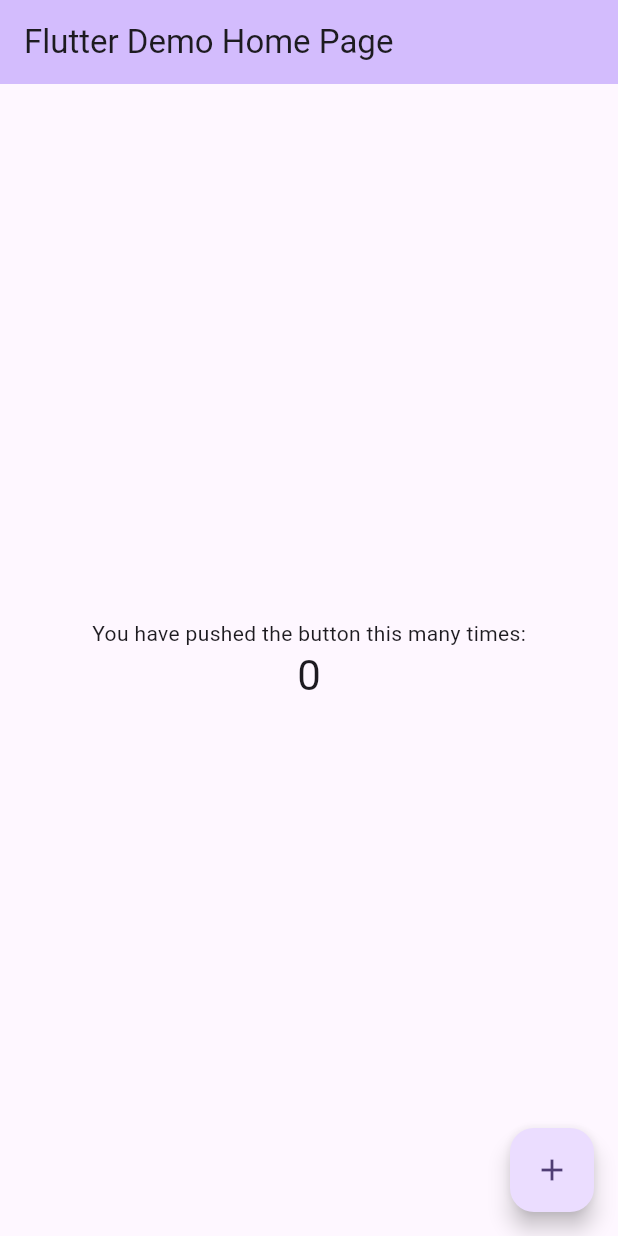
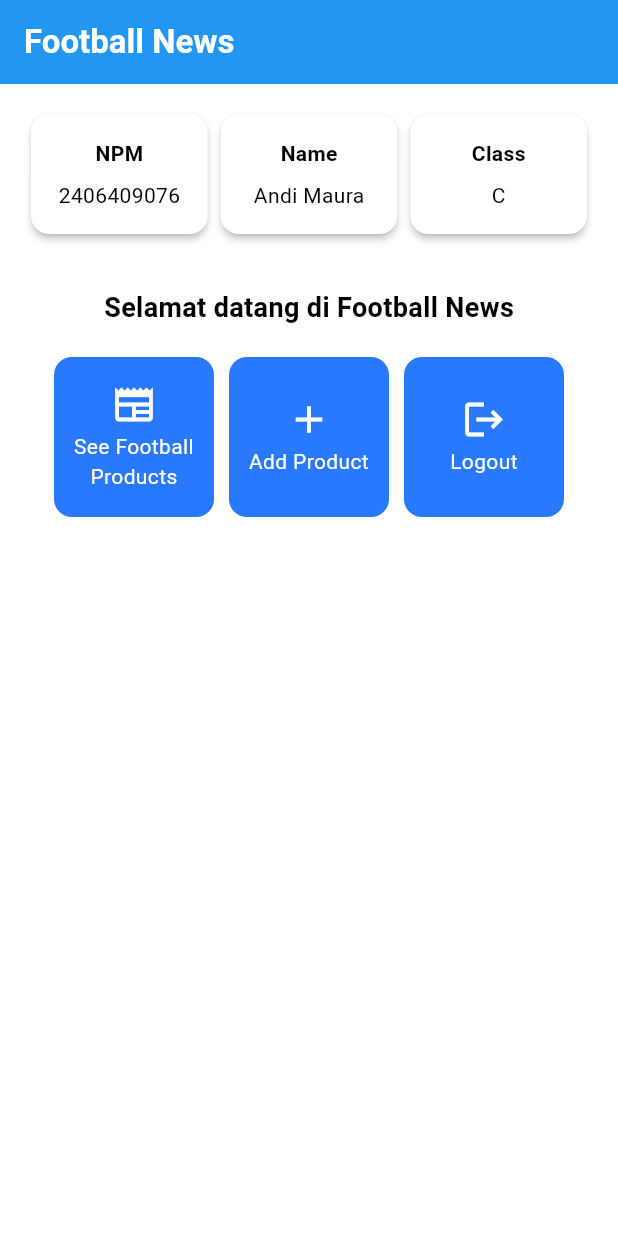
Before and after one commit to andimaaura/wonderwall-kicks-mobile, a Flutter app: the screen it shows after launch, on a phone screen of 412 x 824 dp. Run offline on Flutter 3.47's test engine with Material 3 defaults, Android fonts, the light colour scheme and no system bars.

Commit message:
On progress: Tugas 6

```diff
--- a/lib/main.dart
+++ b/lib/main.dart
@@ -1,4 +1,5 @@
 import 'package:flutter/material.dart';
+import 'package:wonderwall_kicks_mobile/menu.dart';
 
 void main() {
   runApp(const MyApp());
@@ -28,95 +29,10 @@
         //
         // This works for code too, not just values: Most code changes can be
         // tested with just a hot reload.
-        colorScheme: ColorScheme.fromSeed(seedColor: Colors.deepPurple),
+         colorScheme: ColorScheme.fromSwatch(primarySwatch: Colors.blue)
+         .copyWith(secondary: Colors.blueAccent[400]),
       ),
-      home: const MyHomePage(title: 'Flutter Demo Home Page'),
+      home: MyHomePage(),
     );
   }
 }
-
-class MyHomePage extends StatefulWidget {
-  const MyHomePage({super.key, required this.title});
-
-  // This widget is the home page of your application. It is stateful, meaning
-  // that it has a State object (defined below) that contains fields that affect
-  // how it looks.
-
-  // This class is the configuration for the state. It holds the values (in this
-  // case the title) provided by the parent (in this case the App widget) and
-  // used by the build method of the State. Fields in a Widget subclass are
-  // always marked "final".
-
-  final String title;
-
-  @override
-  State<MyHomePage> createState() => _MyHomePageState();
-}
-
-class _MyHomePageState extends State<MyHomePage> {
-  int _counter = 0;
-
-  void _incrementCounter() {
-    setState(() {
-      // This call to setState tells the Flutter framework that something has
-      // changed in this State, which causes it to rerun the build method below
-      // so that the display can reflect the updated values. If we changed
-      // _counter without calling setState(), then the build method would not be
-      // called again, and so nothing would appear to happen.
-      _counter++;
-    });
-  }
-
-  @override
-  Widget build(BuildContext context) {
-    // This method is rerun every time setState is called, for instance as done
-    // by the _incrementCounter method above.
-    //
-    // The Flutter framework has been optimized to make rerunning build methods
-    // fast, so that you can just rebuild anything that needs updating rather
-    // than having to individually change instances of widgets.
-    return Scaffold(
-      appBar: AppBar(
-        // TRY THIS: Try changing the color here to a specific color (to
-        // Colors.amber, perhaps?) and trigger a hot reload to see the AppBar
-        // change color while the other colors stay the same.
-        backgroundColor: Theme.of(context).colorScheme.inversePrimary,
-        // Here we take the value from the MyHomePage object that was created by
-        // the App.build method, and use it to set our appbar title.
-        title: Text(widget.title),
-      ),
-      body: Center(
-        // Center is a layout widget. It takes a single child and positions it
-        // in the middle of the parent.
-        child: Column(
-          // Column is also a layout widget. It takes a list of children and
-          // arranges them vertically. By default, it sizes itself to fit its
-          // children horizontally, and tries to be as tall as its parent.
-          //
-          // Column has various properties to control how it sizes itself and
-          // how it positions its children. Here we use mainAxisAlignment to
-          // center the children vertically; the main axis here is the vertical
-          // axis because Columns are vertical (the cross axis would be
-          // horizontal).
-          //
-          // TRY THIS: Invoke "debug painting" (choose the "Toggle Debug Paint"
-          // action in the IDE, or press "p" in the console), to see the
-          // wireframe for each widget.
-          mainAxisAlignment: MainAxisAlignment.center,
-          children: <Widget>[
-            const Text('You have pushed the button this many times:'),
-            Text(
-              '$_counter',
-              style: Theme.of(context).textTheme.headlineMedium,
-            ),
-          ],
-        ),
-      ),
-      floatingActionButton: FloatingActionButton(
-        onPressed: _incrementCounter,
-        tooltip: 'Increment',
-        child: const Icon(Icons.add),
-      ), // This trailing comma makes auto-formatting nicer for build methods.
-    );
-  }
-}
--- /dev/null
+++ b/lib/menu.dart
@@ -0,0 +1,164 @@
+import 'package:flutter/material.dart';
+
+class MyHomePage extends StatelessWidget {
+  const MyHomePage({super.key});
+
+  // Data identitas
+  final String nama = "Andi Maura"; // nama
+  final String npm = "2406409076"; // npm
+  final String kelas = "C"; // kelas
+
+  // Daftar item menu
+  final List<ItemHomepage> items = const [
+    ItemHomepage("See Football Products", Icons.newspaper),
+    ItemHomepage("Add Product", Icons.add),
+    ItemHomepage("Logout", Icons.logout),
+  ];
+
+  @override
+  Widget build(BuildContext context) {
+    return Scaffold(
+      appBar: AppBar(
+        title: const Text(
+          'Football News',
+          style: TextStyle(
+            color: Colors.white,
+            fontWeight: FontWeight.bold,
+          ),
+        ),
+        backgroundColor: Theme.of(context).colorScheme.primary,
+      ),
+      body: Padding(
+        padding: const EdgeInsets.all(16.0),
+        child: Column(
+          crossAxisAlignment: CrossAxisAlignment.center,
+          children: [
+            // Baris InfoCard
+            Row(
+              mainAxisAlignment: MainAxisAlignment.spaceEvenly,
+              children: [
+                InfoCard(title: 'NPM', content: npm),
+                InfoCard(title: 'Name', content: nama),
+                InfoCard(title: 'Class', content: kelas),
+              ],
+            ),
+
+            const SizedBox(height: 16.0),
+
+            Center(
+              child: Column(
+                children: [
+                  const Padding(
+                    padding: EdgeInsets.only(top: 16.0),
+                    child: Text(
+                      'Selamat datang di Football News',
+                      style: TextStyle(
+                        fontWeight: FontWeight.bold,
+                        fontSize: 18.0,
+                      ),
+                    ),
+                  ),
+
+                  // Grid menu
+                  GridView.count(
+                    primary: false, // hindari konflik scroll dalam Column
+                    padding: const EdgeInsets.all(20),
+                    crossAxisSpacing: 10,
+                    mainAxisSpacing: 10,
+                    crossAxisCount: 3,
+                    shrinkWrap: true,
+                    children: items.map((ItemHomepage item) {
+                      return ItemCard(item);
+                    }).toList(),
+                  ),
+                ],
+              ),
+            ),
+          ],
+        ),
+      ),
+    );
+  }
+}
+
+class InfoCard extends StatelessWidget {
+  final String title; // Judul kartu
+  final String content; // Isi kartu
+
+  const InfoCard({super.key, required this.title, required this.content});
+
+  @override
+  Widget build(BuildContext context) {
+    return Card(
+      elevation: 2.0,
+      child: Container(
+        width: MediaQuery.of(context).size.width / 3.5,
+        padding: const EdgeInsets.all(16.0),
+        child: Column(
+          children: [
+            Text(
+              title,
+              style: const TextStyle(fontWeight: FontWeight.bold),
+            ),
+            const SizedBox(height: 8.0),
+            Text(content),
+          ],
+        ),
+      ),
+    );
+  }
+}
+
+class ItemHomepage {
+  final String name;
+  final IconData icon;
+
+  const ItemHomepage(this.name, this.icon);
+}
+
+class ItemCard extends StatelessWidget {
+  final ItemHomepage item;
+
+  const ItemCard(this.item, {super.key});
+
+  @override
+  Widget build(BuildContext context) {
+    final radius = BorderRadius.circular(12);
+
+    return Material(
+      color: Theme.of(context).colorScheme.secondary,
+      borderRadius: radius,
+      child: InkWell(
+        borderRadius: radius,
+        onTap: () {
+          ScaffoldMessenger.of(context)
+            ..hideCurrentSnackBar()
+            ..showSnackBar(
+              SnackBar(content: Text("Kamu telah menekan tombol ${item.name}!")),
+            );
+        },
+        child: Container(
+          padding: const EdgeInsets.all(8),
+          child: Center(
+            child: Column(
+              mainAxisAlignment: MainAxisAlignment.center,
+              children: [
+                Icon(
+                  item.icon,
+                  color: Colors.white,
+                  size: 30.0,
+                ),
+                const SizedBox(height: 3),
+                Text(
+                  item.name,
+                  textAlign: TextAlign.center,
+                  style: const TextStyle(color: Colors.white),
+                ),
+              ],
+            ),
+          ),
+        ),
+      ),
+    );
+  }
+}
```
